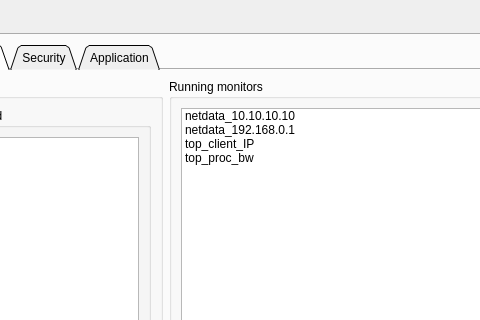
Before: the Qt Designer form sad_ui.ui in kosnet2/smad, drawn with Qt 5; both pictures show x 339 to 819 and y 0 to 320 of the 1010 by 843 pixel window.
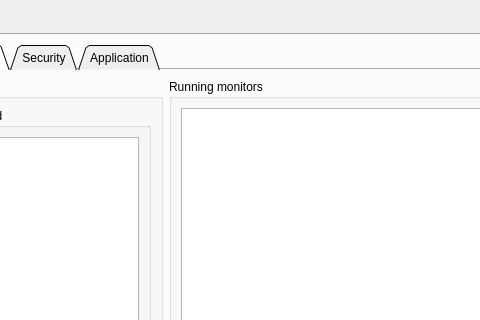
After: the same form once the commit is applied. The open tabs and pages were chosen to show the change.

```diff
--- a/sad_ui.ui
+++ b/sad_ui.ui
@@ -386,26 +386,6 @@
                  <property name="sortingEnabled">
                   <bool>true</bool>
                  </property>
-                 <item>
-                  <property name="text">
-                   <string>netdata_10.10.10.10</string>
-                  </property>
-                 </item>
-                 <item>
-                  <property name="text">
-                   <string>netdata_192.168.0.1</string>
-                  </property>
-                 </item>
-                 <item>
-                  <property name="text">
-                   <string>top_client_IP</string>
-                  </property>
-                 </item>
-                 <item>
-                  <property name="text">
-                   <string>top_proc_bw</string>
-                  </property>
-                 </item>
                 </widget>
                </item>
                <item>
```
Left out of the diff: 102 changed lines with no effect on the pictures.
